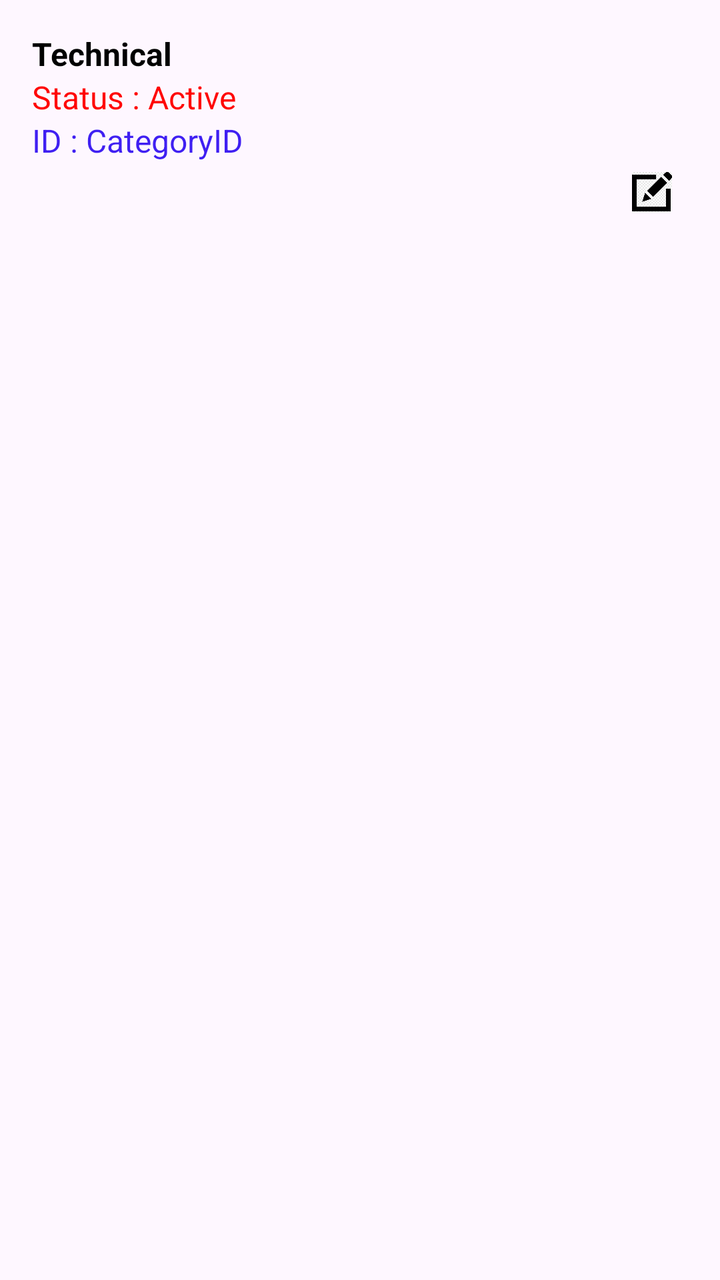
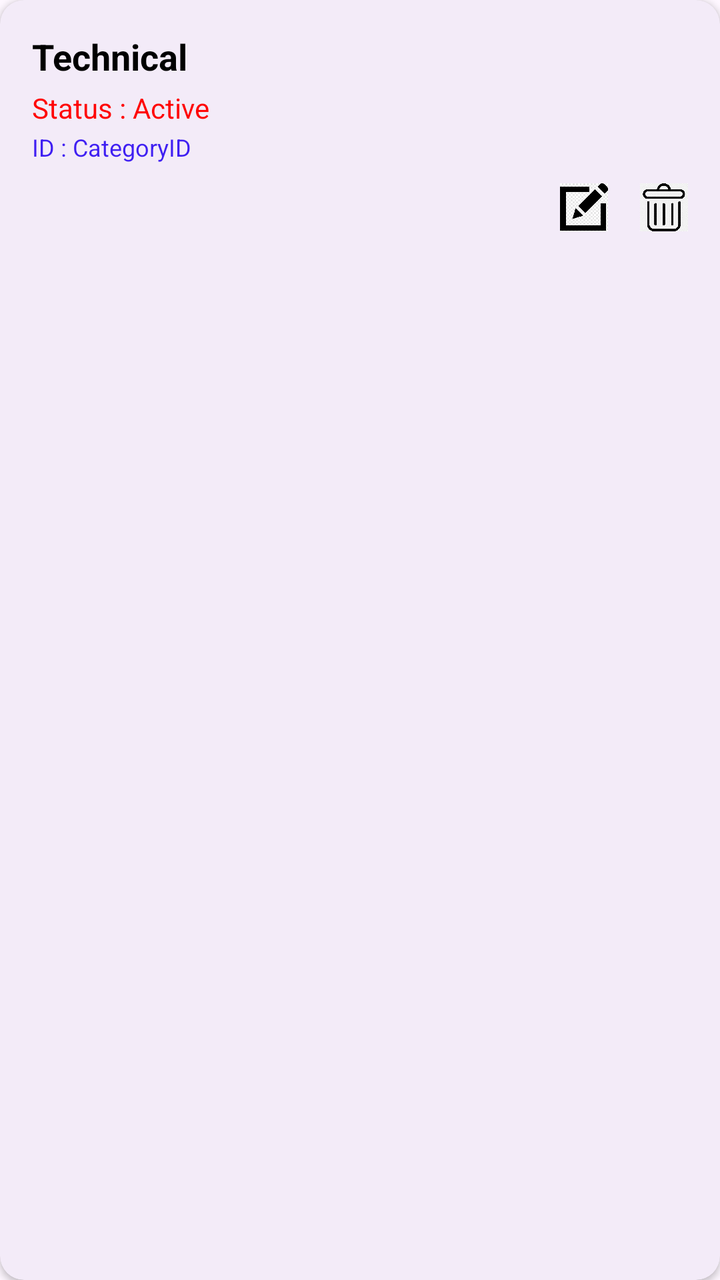

Screens rendered from an Android XML layout before and after an edit, with the pre-edit source and the edit as a unified diff.
<!-- AndroidManifest.xml: application theme Theme.Eventora -->
<!-- res/layout/item_category.xml -->
<?xml version="1.0" encoding="utf-8"?>
<LinearLayout xmlns:android="http://schemas.android.com/apk/res/android"
    android:layout_width="match_parent"
    android:layout_height="match_parent"
    android:orientation="vertical"
    android:padding="16dp"
    android:layout_marginBottom="12dp">
    <TextView
        android:layout_width="match_parent"
        android:layout_height="wrap_content"
        android:textSize="16dp"
        android:textStyle="bold"
        android:id="@+id/txtCategoryName"
        android:text="Technical"
        android:textColor="@color/black"/>
    <TextView
        android:layout_width="match_parent"
        android:layout_height="wrap_content"
        android:textSize="16dp"
        android:id="@+id/txtCategoryStatus"
        android:text="Status : Active"
        android:textColor="#FF0505"/>
    <TextView
        android:layout_width="match_parent"
        android:layout_height="wrap_content"
        android:textSize="16dp"
        android:id="@+id/txtCategoryId"
        android:text="ID : CategoryID"
        android:textColor="#3F1FF2"/>
    <LinearLayout
        android:layout_width="wrap_content"
        android:layout_height="20dp"
        android:orientation="horizontal"
        android:layout_marginTop="5dp">
        <ImageView
            android:layout_width="20dp"
            android:layout_height="20dp"
            android:id="@+id/btnEditCategory"
            android:layout_marginStart="300dp"
            android:src="@drawable/edit_icon"/>
        <ImageView
            android:layout_width="20dp"
            android:layout_height="20dp"
            android:layout_marginStart="25dp"
            android:id="@+id/btnDeleteCategory"
            android:src="@drawable/delete_icon"/>
    </LinearLayout>
</LinearLayout>
<!-- resources referenced by this layout -->
<resources>
  <color name="black">#FF000000</color>
  <!-- drawable delete_icon: png bitmap (drawable, 422052 bytes) -->
  <!-- drawable edit_icon: png bitmap (drawable, 25552 bytes) -->
  <style name="Theme.Eventora" parent="Base.Theme.Eventora" />
  <style name="Base.Theme.Eventora" parent="Theme.Material3.DayNight.NoActionBar">
          
          
      </style>
</resources>

<!-- the commit's change to res/layout/item_category.xml (unified diff, before → after) -->
@@ -1,48 +1,68 @@
 <?xml version="1.0" encoding="utf-8"?>
-<LinearLayout xmlns:android="http://schemas.android.com/apk/res/android"
+<com.google.android.material.card.MaterialCardView xmlns:android="http://schemas.android.com/apk/res/android"
+    xmlns:app="http://schemas.android.com/apk/res-auto"
     android:layout_width="match_parent"
-    android:layout_height="match_parent"
-    android:orientation="vertical"
-    android:padding="16dp"
-    android:layout_marginBottom="12dp">
-    <TextView
+    android:layout_height="wrap_content"
+    android:layout_marginHorizontal="16dp"
+    android:layout_marginBottom="12dp"
+    app:cardCornerRadius="12dp"
+    app:cardElevation="2dp"
+    app:strokeWidth="0dp">
+
+    <LinearLayout
         android:layout_width="match_parent"
         android:layout_height="wrap_content"
-        android:textSize="16dp"
-        android:textStyle="bold"
-        android:id="@+id/txtCategoryName"
-        android:text="Technical"
-        android:textColor="@color/black"/>
-    <TextView
-        android:layout_width="match_parent"
-        android:layout_height="wrap_content"
-        android:textSize="16dp"
-        android:id="@+id/txtCategoryStatus"
-        android:text="Status : Active"
-        android:textColor="#FF0505"/>
-    <TextView
-        android:layout_width="match_parent"
-        android:layout_height="wrap_content"
-        android:textSize="16dp"
-        android:id="@+id/txtCategoryId"
-        android:text="ID : CategoryID"
-        android:textColor="#3F1FF2"/>
-    <LinearLayout
-        android:layout_width="wrap_content"
-        android:layout_height="20dp"
-        android:orientation="horizontal"
-        android:layout_marginTop="5dp">
-        <ImageView
-            android:layout_width="20dp"
-            android:layout_height="20dp"
-            android:id="@+id/btnEditCategory"
-            android:layout_marginStart="300dp"
-            android:src="@drawable/edit_icon"/>
-        <ImageView
-            android:layout_width="20dp"
-            android:layout_height="20dp"
-            android:layout_marginStart="25dp"
-            android:id="@+id/btnDeleteCategory"
-            android:src="@drawable/delete_icon"/>
+        android:orientation="vertical"
+        android:padding="16dp">
+
+        <TextView
+            android:id="@+id/txtCategoryName"
+            android:layout_width="match_parent"
+            android:layout_height="wrap_content"
+            android:text="Technical"
+            android:textColor="@color/black"
+            android:textSize="18sp"
+            android:textStyle="bold" />
+
+        <TextView
+            android:id="@+id/txtCategoryStatus"
+            android:layout_width="match_parent"
+            android:layout_height="wrap_content"
+            android:layout_marginTop="4dp"
+            android:text="Status : Active"
+            android:textColor="#FF0505"
+            android:textSize="14sp" />
+
+        <TextView
+            android:id="@+id/txtCategoryId"
+            android:layout_width="match_parent"
+            android:layout_height="wrap_content"
+            android:layout_marginTop="2dp"
+            android:text="ID : CategoryID"
+            android:textColor="#3F1FF2"
+            android:textSize="12sp" />
+
+        <LinearLayout
+            android:layout_width="match_parent"
+            android:layout_height="wrap_content"
+            android:layout_marginTop="10dp"
+            android:gravity="end"
+            android:orientation="horizontal">
+
+            <ImageView
+                android:id="@+id/btnEditCategory"
+                android:layout_width="24dp"
+                android:layout_height="24dp"
+                android:contentDescription="Edit"
+                android:src="@drawable/edit_icon" />
+
+            <ImageView
+                android:id="@+id/btnDeleteCategory"
+                android:layout_width="24dp"
+                android:layout_height="24dp"
+                android:layout_marginStart="16dp"
+                android:contentDescription="Delete"
+                android:src="@drawable/delete_icon" />
+        </LinearLayout>
     </LinearLayout>
-</LinearLayout>
+</com.google.android.material.card.MaterialCardView>
